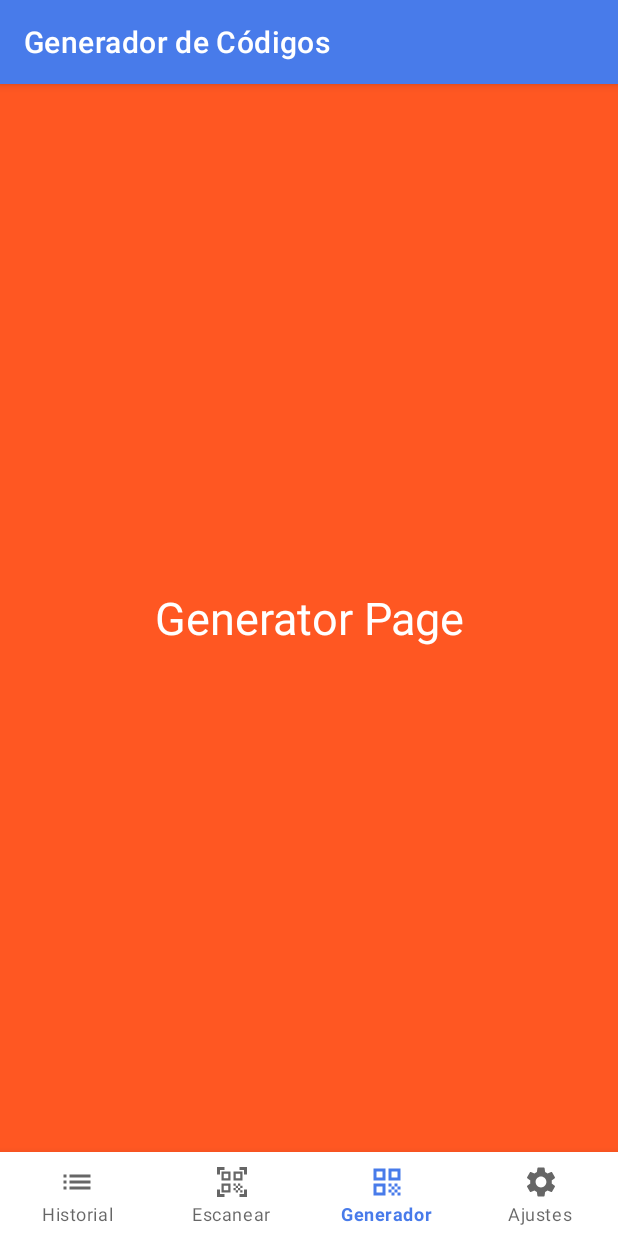
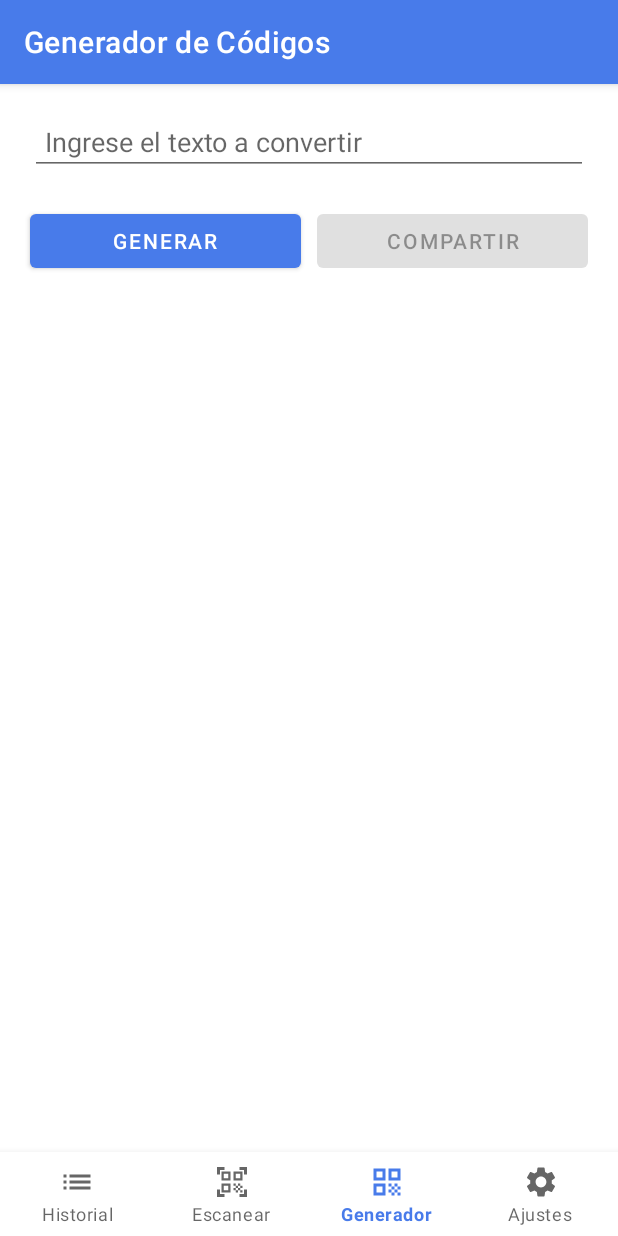
Before and after one commit to CesarArellano/Focus-Code-Project, an Android app: the GeneratorFragment screen opened through its navigation route, on a phone screen of 412 x 824 dp. Run offline under Robolectric (Android 15) with nearby library versions, the phone set to English and light mode, and no system bars; our stand-ins replace navigation-ui; libraries missing offline, so code that uses them is left out: com.journeyapps.barcodescanner.

Commit message:
Adding generator page

```diff
--- a/app/build.gradle
+++ b/app/build.gradle
@@ -8,7 +8,7 @@ android {
 
     defaultConfig {
         applicationId "com.cesararellano.focuscode"
-        minSdk 23
+        minSdk 24
         targetSdk 31
         versionCode 1
         versionName "1.0"
@@ -37,10 +37,12 @@ dependencies {
     implementation 'androidx.appcompat:appcompat:1.3.1'
     implementation 'com.google.android.material:material:1.4.0'
     implementation 'androidx.constraintlayout:constraintlayout:2.1.1'
-    implementation 'com.budiyev.android:code-scanner:2.1.0'
     implementation 'androidx.navigation:navigation-fragment-ktx:2.3.5'
     implementation 'androidx.navigation:navigation-ui-ktx:2.3.5'
     implementation 'androidx.legacy:legacy-support-v4:1.0.0'
+    implementation 'com.budiyev.android:code-scanner:2.1.0'
+    implementation 'com.journeyapps:zxing-android-embedded:4.2.0@aar'
+
     testImplementation 'junit:junit:4.13.2'
     androidTestImplementation 'androidx.test.ext:junit:1.1.3'
     androidTestImplementation 'androidx.test.espresso:espresso-core:3.4.0'
--- a/app/src/main/java/com/cesararellano/focuscode/GeneratorFragment.kt
+++ b/app/src/main/java/com/cesararellano/focuscode/GeneratorFragment.kt
@@ -1,17 +1,85 @@
 package com.cesararellano.focuscode
 
+import android.content.Context
+import android.graphics.Bitmap
 import android.os.Bundle
 import androidx.fragment.app.Fragment
 import android.view.LayoutInflater
 import android.view.View
 import android.view.ViewGroup
+import android.view.inputmethod.InputMethodManager
+import android.widget.Button
+import android.widget.EditText
+import android.widget.ImageView
+import com.google.zxing.BarcodeFormat
+import com.google.zxing.MultiFormatWriter
+import com.google.zxing.common.BitMatrix
+import com.journeyapps.barcodescanner.BarcodeEncoder
+import java.lang.Exception
 
 class GeneratorFragment : Fragment() {
+    private lateinit var textToConvertEditText: EditText
+    private lateinit var generatorButton: Button
+    private lateinit var shareButton: Button
+    private lateinit var qrCodeImage: ImageView
+    private lateinit var barcodeImage: ImageView
 
     override fun onCreateView(
         inflater: LayoutInflater, container: ViewGroup?,
         savedInstanceState: Bundle?
     ): View? {
-        return inflater.inflate(R.layout.fragment_generator, container, false)
+        val generatorView = inflater.inflate(R.layout.fragment_generator, container, false)
+
+        textToConvertEditText = generatorView.findViewById(R.id.textToConvertEditText)
+        generatorButton = generatorView.findViewById(R.id.generatorButton)
+        shareButton = generatorView.findViewById(R.id.shareButton)
+        qrCodeImage = generatorView.findViewById(R.id.qrCodeImage)
+        barcodeImage = generatorView.findViewById(R.id.barcodeImage)
+
+        shareButton.isEnabled = false
+        generatorButton.setOnClickListener{
+            it.hideKeyboard()
+            getCode()
+            shareButton.isEnabled = true
+        }
+
+        shareButton.setOnClickListener {
+            println("Shared Button click")
+        }
+
+
+        return generatorView
+    }
+
+    private fun getCode() {
+        try {
+            generateQrCode()
+            generateBarcode()
+        } catch (e: Exception) {
+            e.printStackTrace()
+        }
+    }
+
+    private fun generateQrCode() {
+        val textToConvert = textToConvertEditText.text.toString()
+        val multiFormatWriter = MultiFormatWriter()
+        val bitMatrix: BitMatrix = multiFormatWriter.encode(textToConvert, BarcodeFormat.QR_CODE, 250, 250)
+        val barcodeEncoder = BarcodeEncoder()
+        val bitmap: Bitmap = barcodeEncoder.createBitmap(bitMatrix)
+        qrCodeImage.setImageBitmap(bitmap)
+    }
+
+    private fun generateBarcode() {
+        val textToConvert = textToConvertEditText.text.toString()
+        val multiFormatWriter = MultiFormatWriter()
+        val bitMatrix: BitMatrix = multiFormatWriter.encode(textToConvert, BarcodeFormat.CODE_128, 250, 125, null)
+        val barcodeEncoder = BarcodeEncoder()
+        val bitmap: Bitmap = barcodeEncoder.createBitmap(bitMatrix)
+        barcodeImage.setImageBitmap(bitmap)
+    }
+
+    private fun View.hideKeyboard() {
+        val inputManager = context.getSystemService(Context.INPUT_METHOD_SERVICE) as InputMethodManager
+        inputManager.hideSoftInputFromWindow(windowToken, 0)
     }
 }
--- a/app/src/main/java/com/cesararellano/focuscode/ScansAdapter.kt
+++ b/app/src/main/java/com/cesararellano/focuscode/ScansAdapter.kt
@@ -24,7 +24,7 @@ class ScansAdapter(private val mcontext: Context, private val scansList: List<Sc
         layout.findViewById<TextView>(R.id.scanCodeLabel).text = scanCode
         layout.findViewById<TextView>(R.id.dateScanLabel).text = scanItem.scanDate.toString()
         val scanIcon = layout.findViewById<ImageView>(R.id.scanIcon)
-        if( scanItem.scanCode.contains("http") ) {
+        if( scanItem.scanType.contains("http") ) {
             scanIcon.setImageResource(R.drawable.ic_web)
         } else {
             scanIcon.setImageResource(R.drawable.ic_baseline_map_24)
--- a/app/src/main/res/layout/fragment_generator.xml
+++ b/app/src/main/res/layout/fragment_generator.xml
@@ -1,17 +1,81 @@
 <?xml version="1.0" encoding="utf-8"?>
 <FrameLayout xmlns:android="http://schemas.android.com/apk/res/android"
+    xmlns:app="http://schemas.android.com/apk/res-auto"
     xmlns:tools="http://schemas.android.com/tools"
     android:layout_width="match_parent"
     android:layout_height="match_parent"
-    android:background="#FF5722"
     tools:context=".GeneratorFragment">
 
-    <TextView
+
+    <androidx.constraintlayout.widget.ConstraintLayout
         android:layout_width="match_parent"
-        android:layout_height="match_parent"
-        android:gravity="center"
-        android:textColor="@color/white"
-        android:textSize="30sp"
-        android:text="Generator Page" />
+        android:layout_height="match_parent">
 
+        <EditText
+            android:id="@+id/textToConvertEditText"
+            android:layout_width="match_parent"
+            android:layout_height="wrap_content"
+            android:layout_marginStart="20dp"
+            android:layout_marginTop="16dp"
+            android:layout_marginEnd="20dp"
+            android:ems="10"
+            android:hint="@string/textToConvertEditText"
+            android:importantForAutofill="no"
+            android:inputType="textPersonName"
+            android:padding="10dp"
+            android:textColorHighlight="@color/color_primary"
+            android:textColorLink="#2196F3"
+            app:layout_constraintEnd_toEndOf="parent"
+            app:layout_constraintHorizontal_bias="0.0"
+            app:layout_constraintStart_toStartOf="parent"
+            app:layout_constraintTop_toTopOf="parent" />
+
+        <Button
+            android:id="@+id/generatorButton"
+            android:layout_width="0dp"
+            android:layout_height="wrap_content"
+            android:layout_marginStart="20dp"
+            android:layout_marginTop="20dp"
+            android:layout_marginEnd="5dp"
+            android:text="@string/generatorButton"
+            app:layout_constraintEnd_toStartOf="@+id/shareButton"
+            app:layout_constraintHorizontal_bias="0.5"
+            app:layout_constraintStart_toStartOf="parent"
+            app:layout_constraintTop_toBottomOf="@+id/textToConvertEditText" />
+
+        <Button
+            android:id="@+id/shareButton"
+            android:layout_width="0dp"
+            android:layout_height="wrap_content"
+            android:layout_marginStart="5dp"
+            android:layout_marginEnd="20dp"
+            android:text="@string/shareButton"
+            app:layout_constraintEnd_toEndOf="parent"
+            app:layout_constraintHorizontal_bias="0.5"
+            app:layout_constraintStart_toEndOf="@+id/generatorButton"
+            app:layout_constraintTop_toTopOf="@+id/generatorButton" />
+
+        <ImageView
+            android:id="@+id/qrCodeImage"
+            android:layout_width="250dp"
+            android:layout_height="250dp"
+            android:layout_marginTop="20dp"
+            android:contentDescription="@string/qrCodeImageLabel"
+            app:layout_constraintEnd_toEndOf="parent"
+            app:layout_constraintHorizontal_bias="0.502"
+            app:layout_constraintStart_toStartOf="parent"
+            app:layout_constraintTop_toBottomOf="@+id/generatorButton"
+            tools:ignore="MissingConstraints" />
+
+        <ImageView
+            android:id="@+id/barcodeImage"
+            android:layout_width="250dp"
+            android:layout_height="125dp"
+            android:layout_marginTop="10dp"
+            android:contentDescription="@string/barcodeImageLabel"
+            app:layout_constraintEnd_toEndOf="parent"
+            app:layout_constraintStart_toStartOf="parent"
+            app:layout_constraintTop_toBottomOf="@+id/qrCodeImage"
+            tools:ignore="MissingConstraints" />
+    </androidx.constraintlayout.widget.ConstraintLayout>
 </FrameLayout>
--- a/app/src/main/res/values/strings.xml
+++ b/app/src/main/res/values/strings.xml
@@ -8,4 +8,9 @@
     <!-- TODO: Remove or change this placeholder text -->
     <string name="hello_blank_fragment">Hello blank fragment</string>
     <string name="scanIconContent">Icono Scan</string>
+    <string name="textToConvertEditText">Ingrese el texto a convertir</string>
+    <string name="generatorButton">Generar</string>
+    <string name="shareButton">Compartir</string>
+    <string name="qrCodeImageLabel">Nuevo Código QR</string>
+    <string name="barcodeImageLabel">Nuevo Código de barras</string>
 </resources>
```
